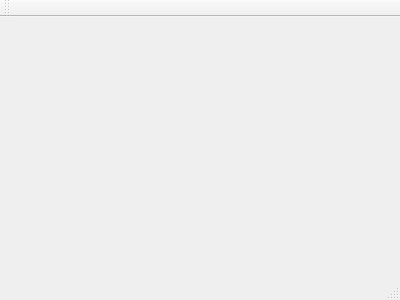
DogeChen/NetworkSniffer, file mainwindow.ui: the form before one commit.
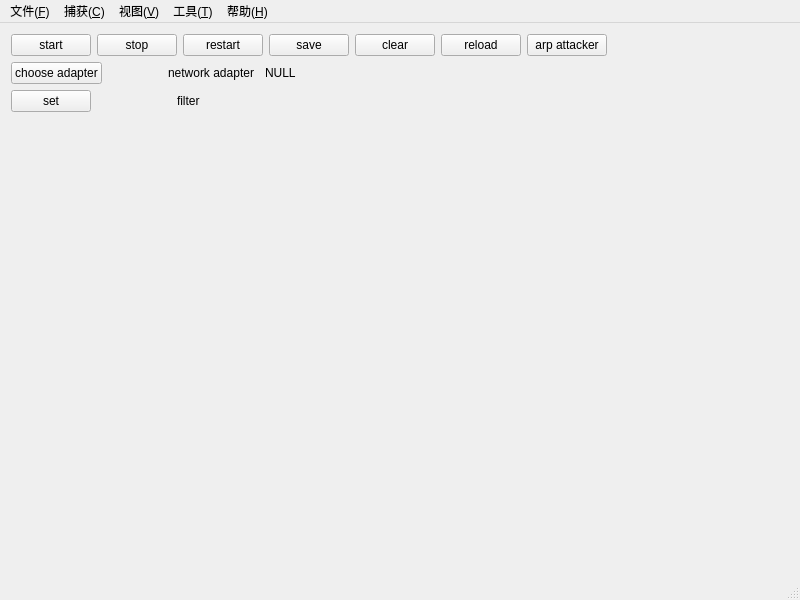
The form after the commit. Icons and pictures are not drawn.

The edit to the form file:
```diff
--- a/mainwindow.ui
+++ b/mainwindow.ui
@@ -1,24 +1,437 @@
 <ui version="4.0">
  <class>MainWindow</class>
- <widget class="QMainWindow" name="MainWindow" >
-  <property name="geometry" >
+ <widget class="QMainWindow" name="MainWindow">
+  <property name="geometry">
    <rect>
     <x>0</x>
     <y>0</y>
-    <width>400</width>
-    <height>300</height>
+    <width>800</width>
+    <height>600</height>
    </rect>
   </property>
   <property name="windowTitle" >
    <string>MainWindow</string>
   </property>
-  <widget class="QMenuBar" name="menuBar" />
-  <widget class="QToolBar" name="mainToolBar" />
-  <widget class="QWidget" name="centralWidget" />
-  <widget class="QStatusBar" name="statusBar" />
+  <property name="windowIcon">
+   <iconset>
+    <normaloff>:/images/myshark.ico</normaloff>:/images/myshark.ico</iconset>
+  </property>
+  <widget class="QWidget" name="Widget">
+   <layout class="QGridLayout" name="gridLayout">
+    <item row="3" column="0">
+     <widget class="QSplitter" name="vSplitter">
+      <property name="orientation">
+       <enum>Qt::Vertical</enum>
+      </property>
+     </widget>
+    </item>
+    <item row="0" column="0">
+     <layout class="QHBoxLayout" name="horizontalLayout_2">
+      <item>
+       <widget class="QPushButton" name="startButton">
+        <property name="text">
+         <string>start</string>
+        </property>
+       </widget>
+      </item>
+      <item>
+       <widget class="QPushButton" name="stopButton">
+        <property name="text">
+         <string>stop</string>
+        </property>
+       </widget>
+      </item>
+      <item>
+       <widget class="QPushButton" name="restartButton">
+        <property name="text">
+         <string>restart</string>
+        </property>
+       </widget>
+      </item>
+      <item>
+       <widget class="QPushButton" name="saveButton">
+        <property name="text">
+         <string>save</string>
+        </property>
+       </widget>
+      </item>
+      <item>
+       <widget class="QPushButton" name="closeButton">
+        <property name="text">
+         <string>clear</string>
+        </property>
+       </widget>
+      </item>
+      <item>
+       <widget class="QPushButton" name="reloadButton">
+        <property name="text">
+         <string>reload</string>
+        </property>
+       </widget>
+      </item>
+      <item>
+       <widget class="QPushButton" name="arpattacker">
+        <property name="text">
+         <string>arp attacker</string>
+        </property>
+       </widget>
+      </item>
+      <item>
+       <spacer name="horizontalSpacer_2">
+        <property name="orientation">
+         <enum>Qt::Horizontal</enum>
+        </property>
+        <property name="sizeType">
+         <enum>QSizePolicy::Preferred</enum>
+        </property>
+        <property name="sizeHint" stdset="0">
+         <size>
+          <width>600</width>
+          <height>20</height>
+         </size>
+        </property>
+       </spacer>
+      </item>
+     </layout>
+    </item>
+    <item row="2" column="0">
+     <layout class="QHBoxLayout" name="horizontalLayout_3" stretch="0,0,0,0,0">
+      <item>
+       <widget class="QPushButton" name="setFilterButton">
+        <property name="text">
+         <string>set</string>
+        </property>
+        <property name="checkable">
+         <bool>false</bool>
+        </property>
+        <property name="checked">
+         <bool>false</bool>
+        </property>
+        <property name="autoExclusive">
+         <bool>false</bool>
+        </property>
+        <attribute name="buttonGroup">
+         <string notr="true">buttonGroup</string>
+        </attribute>
+       </widget>
+      </item>
+      <item>
+       <spacer name="horizontalSpacer_5">
+        <property name="orientation">
+         <enum>Qt::Horizontal</enum>
+        </property>
+        <property name="sizeType">
+         <enum>QSizePolicy::Maximum</enum>
+        </property>
+        <property name="sizeHint" stdset="0">
+         <size>
+          <width>80</width>
+          <height>20</height>
+         </size>
+        </property>
+       </spacer>
+      </item>
+      <item>
+       <widget class="QLabel" name="label_3">
+        <property name="minimumSize">
+         <size>
+          <width>50</width>
+          <height>0</height>
+         </size>
+        </property>
+        <property name="text">
+         <string>filter</string>
+        </property>
+       </widget>
+      </item>
+      <item>
+       <widget class="QLabel" name="filterTextLabel">
+        <property name="minimumSize">
+         <size>
+          <width>400</width>
+          <height>0</height>
+         </size>
+        </property>
+        <property name="text">
+         <string/>
+        </property>
+       </widget>
+      </item>
+      <item>
+       <spacer name="horizontalSpacer_3">
+        <property name="orientation">
+         <enum>Qt::Horizontal</enum>
+        </property>
+        <property name="sizeType">
+         <enum>QSizePolicy::Maximum</enum>
+        </property>
+        <property name="sizeHint" stdset="0">
+         <size>
+          <width>150</width>
+          <height>20</height>
+         </size>
+        </property>
+       </spacer>
+      </item>
+     </layout>
+    </item>
+    <item row="1" column="0">
+     <layout class="QHBoxLayout" name="horizontalLayout">
+      <item>
+       <widget class="QPushButton" name="chooseAdapterButton">
+        <property name="text">
+         <string>choose adapter</string>
+        </property>
+       </widget>
+      </item>
+      <item>
+       <spacer name="horizontalSpacer_4">
+        <property name="orientation">
+         <enum>Qt::Horizontal</enum>
+        </property>
+        <property name="sizeType">
+         <enum>QSizePolicy::Maximum</enum>
+        </property>
+        <property name="sizeHint" stdset="0">
+         <size>
+          <width>60</width>
+          <height>20</height>
+         </size>
+        </property>
+       </spacer>
+      </item>
+      <item>
+       <widget class="QLabel" name="label">
+        <property name="sizePolicy">
+         <sizepolicy hsizetype="Preferred" vsizetype="Preferred">
+          <horstretch>0</horstretch>
+          <verstretch>0</verstretch>
+         </sizepolicy>
+        </property>
+        <property name="minimumSize">
+         <size>
+          <width>50</width>
+          <height>0</height>
+         </size>
+        </property>
+        <property name="text">
+         <string>network adapter</string>
+        </property>
+       </widget>
+      </item>
+      <item>
+       <spacer name="horizontalSpacer_7">
+        <property name="orientation">
+         <enum>Qt::Horizontal</enum>
+        </property>
+        <property name="sizeType">
+         <enum>QSizePolicy::Maximum</enum>
+        </property>
+        <property name="sizeHint" stdset="0">
+         <size>
+          <width>5</width>
+          <height>20</height>
+         </size>
+        </property>
+       </spacer>
+      </item>
+      <item>
+       <widget class="QLabel" name="adapterName">
+        <property name="minimumSize">
+         <size>
+          <width>400</width>
+          <height>0</height>
+         </size>
+        </property>
+        <property name="text">
+         <string>NULL</string>
+        </property>
+        <property name="textFormat">
+         <enum>Qt::PlainText</enum>
+        </property>
+       </widget>
+      </item>
+      <item>
+       <spacer name="horizontalSpacer">
+        <property name="orientation">
+         <enum>Qt::Horizontal</enum>
+        </property>
+        <property name="sizeType">
+         <enum>QSizePolicy::Expanding</enum>
+        </property>
+        <property name="sizeHint" stdset="0">
+         <size>
+          <width>0</width>
+          <height>0</height>
+         </size>
+        </property>
+       </spacer>
+      </item>
+     </layout>
+    </item>
+   </layout>
+  </widget>
+  <widget class="QMenuBar" name="menuBar">
+   <property name="geometry">
+    <rect>
+     <x>0</x>
+     <y>0</y>
+     <width>800</width>
+     <height>23</height>
+    </rect>
+   </property>
+   <widget class="QMenu" name="file_menu">
+    <property name="title">
+     <string>文件(&amp;F)</string>
+    </property>
+    <addaction name="actionSave"/>
+    <addaction name="actionexit"/>
+   </widget>
+   <widget class="QMenu" name="help_menu">
+    <property name="title">
+     <string>帮助(&amp;H)</string>
+    </property>
+    <addaction name="actionabout"/>
+   </widget>
+   <widget class="QMenu" name="get_menu">
+    <property name="title">
+     <string>捕获(&amp;C)</string>
+    </property>
+    <addaction name="actionStart"/>
+    <addaction name="actionStop"/>
+    <addaction name="actionReget"/>
+   </widget>
+   <widget class="QMenu" name="tool_menu">
+    <property name="title">
+     <string>工具(&amp;T)</string>
+    </property>
+    <addaction name="actionstartARP"/>
+    <addaction name="actionstopARP"/>
+   </widget>
+   <widget class="QMenu" name="view_menu">
+    <property name="title">
+     <string>视图(&amp;V)</string>
+    </property>
+    <widget class="QMenu" name="menu">
+     <property name="title">
+      <string>解析方式</string>
+     </property>
+     <addaction name="actionViewip"/>
+     <addaction name="actionViewmac"/>
+    </widget>
+    <addaction name="menu"/>
+   </widget>
+   <addaction name="file_menu"/>
+   <addaction name="get_menu"/>
+   <addaction name="view_menu"/>
+   <addaction name="tool_menu"/>
+   <addaction name="help_menu"/>
+  </widget>
+  <widget class="QStatusBar" name="statusBar"/>
+  <action name="actionStart">
+   <property name="checkable">
+    <bool>false</bool>
+   </property>
+   <property name="text">
+    <string>开始</string>
+   </property>
+   <property name="toolTip">
+    <string>开始捕获分组</string>
+   </property>
+   <property name="shortcut">
+    <string>Ctrl+E</string>
+   </property>
+   <property name="menuRole">
+    <enum>QAction::NoRole</enum>
+   </property>
+  </action>
+  <action name="actionStop">
+   <property name="text">
+    <string>停止</string>
+   </property>
+   <property name="toolTip">
+    <string>停止捕获分组</string>
+   </property>
+   <property name="shortcut">
+    <string>Ctrl+E</string>
+   </property>
+  </action>
+  <action name="actionReget">
+   <property name="text">
+    <string>重新开始</string>
+   </property>
+   <property name="toolTip">
+    <string>重新开始当前捕获</string>
+   </property>
+   <property name="shortcut">
+    <string>Ctrl+R</string>
+   </property>
+  </action>
+  <action name="actionSave">
+   <property name="text">
+    <string>保存</string>
+   </property>
+   <property name="toolTip">
+    <string>保存捕获文件</string>
+   </property>
+   <property name="shortcut">
+    <string>Ctrl+S</string>
+   </property>
+  </action>
+  <action name="actionClose">
+   <property name="text">
+    <string>关闭</string>
+   </property>
+   <property name="toolTip">
+    <string>关闭捕获文件</string>
+   </property>
+  </action>
+  <action name="actionReload">
+   <property name="text">
+    <string>重新加载</string>
+   </property>
+   <property name="toolTip">
+    <string>重新加载文件</string>
+   </property>
+  </action>
+  <action name="actionabout">
+   <property name="text">
+    <string>关于</string>
+   </property>
+  </action>
+  <action name="actionexit">
+   <property name="text">
+    <string>退出</string>
+   </property>
+  </action>
+  <action name="actionstartARP">
+   <property name="text">
+    <string>配置ARP欺骗</string>
+   </property>
+  </action>
+  <action name="actionstopARP">
+   <property name="text">
+    <string>停止ARP欺骗</string>
+   </property>
+  </action>
+  <action name="actionViewip">
+   <property name="checkable">
+    <bool>true</bool>
+   </property>
+   <property name="text">
+    <string>解析IP</string>
+   </property>
+  </action>
+  <action name="actionViewmac">
+   <property name="checkable">
+    <bool>true</bool>
+   </property>
+   <property name="text">
+    <string>解析MAC</string>
+   </property>
+  </action>
  </widget>
- <layoutDefault spacing="6" margin="11" />
- <pixmapfunction></pixmapfunction>
+ <layoutdefault spacing="6" margin="11"/>
  <resources/>
  <connections/>
 </ui>
```
Left out of the diff: 8 changed lines with no effect on the pictures.
